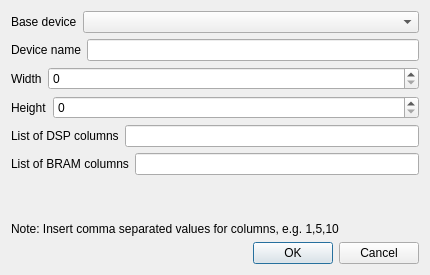
First picture: the form in src/NewProject/CustomLayout.ui, repository os-fpga/FOEDAG, before the edit.
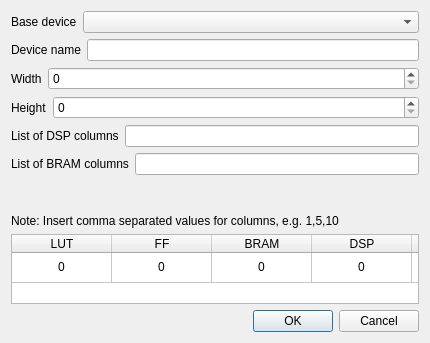
Second picture: the form after the edit.

Commit message:
For the custom device window, show device resources when user change any of fields (#1528)
* For the custom device window, show device resources when user change any of fields

* Fixed condition, when LUT or FF is 0 is not valid.

* Fixed tcl test

---------

The edit to the form file:
```diff
--- a/src/NewProject/CustomLayout.ui
+++ b/src/NewProject/CustomLayout.ui
@@ -7,7 +7,7 @@
     <x>0</x>
     <y>0</y>
     <width>430</width>
-    <height>275</height>
+    <height>343</height>
    </rect>
   </property>
   <property name="windowTitle">
@@ -140,6 +140,128 @@
      </property>
     </widget>
    </item>
+   <item>
+    <widget class="QTableWidget" name="tableWidget">
+     <property name="sizePolicy">
+      <sizepolicy hsizetype="Expanding" vsizetype="Expanding">
+       <horstretch>0</horstretch>
+       <verstretch>0</verstretch>
+      </sizepolicy>
+     </property>
+     <property name="minimumSize">
+      <size>
+       <width>0</width>
+       <height>0</height>
+      </size>
+     </property>
+     <property name="verticalScrollBarPolicy">
+      <enum>Qt::ScrollBarAlwaysOff</enum>
+     </property>
+     <property name="horizontalScrollBarPolicy">
+      <enum>Qt::ScrollBarAlwaysOff</enum>
+     </property>
+     <property name="sizeAdjustPolicy">
+      <enum>QAbstractScrollArea::AdjustToContents</enum>
+     </property>
+     <property name="editTriggers">
+      <set>QAbstractItemView::NoEditTriggers</set>
+     </property>
+     <property name="selectionMode">
+      <enum>QAbstractItemView::NoSelection</enum>
+     </property>
+     <property name="cornerButtonEnabled">
+      <bool>false</bool>
+     </property>
+     <attribute name="horizontalHeaderCascadingSectionResizes">
+      <bool>false</bool>
+     </attribute>
+     <attribute name="horizontalHeaderHighlightSections">
+      <bool>true</bool>
+     </attribute>
+     <attribute name="horizontalHeaderShowSortIndicator" stdset="0">
+      <bool>false</bool>
+     </attribute>
+     <attribute name="horizontalHeaderStretchLastSection">
+      <bool>true</bool>
+     </attribute>
+     <attribute name="verticalHeaderVisible">
+      <bool>false</bool>
+     </attribute>
+     <row>
+      <property name="text">
+       <string/>
+      </property>
+     </row>
+     <column>
+      <property name="text">
+       <string>LUT</string>
+      </property>
+     </column>
+     <column>
+      <property name="text">
+       <string>FF</string>
+      </property>
+     </column>
+     <column>
+      <property name="text">
+       <string>BRAM</string>
+      </property>
+     </column>
+     <column>
+      <property name="text">
+       <string>DSP</string>
+      </property>
+     </column>
+     <column>
+      <property name="text">
+       <string>Carry Length</string>
+      </property>
+     </column>
+     <item row="0" column="0">
+      <property name="text">
+       <string>0</string>
+      </property>
+      <property name="textAlignment">
+       <set>AlignCenter</set>
+      </property>
+     </item>
+     <item row="0" column="1">
+      <property name="text">
+       <string>0</string>
+      </property>
+      <property name="textAlignment">
+       <set>AlignCenter</set>
+      </property>
+     </item>
+     <item row="0" column="2">
+      <property name="text">
+       <string>0</string>
+      </property>
+      <property name="textAlignment">
+       <set>AlignCenter</set>
+      </property>
+     </item>
+     <item row="0" column="3">
+      <property name="text">
+       <string>0</string>
+      </property>
+      <property name="textAlignment">
+       <set>AlignCenter</set>
+      </property>
+      <property name="flags">
+       <set>ItemIsEnabled</set>
+      </property>
+     </item>
+     <item row="0" column="4">
+      <property name="text">
+       <string>0</string>
+      </property>
+      <property name="textAlignment">
+       <set>AlignCenter</set>
+      </property>
+     </item>
+    </widget>
+   </item>
    <item>
     <widget class="QDialogButtonBox" name="buttonBox">
      <property name="standardButtons">
```
The commit also changes 4 other files.
